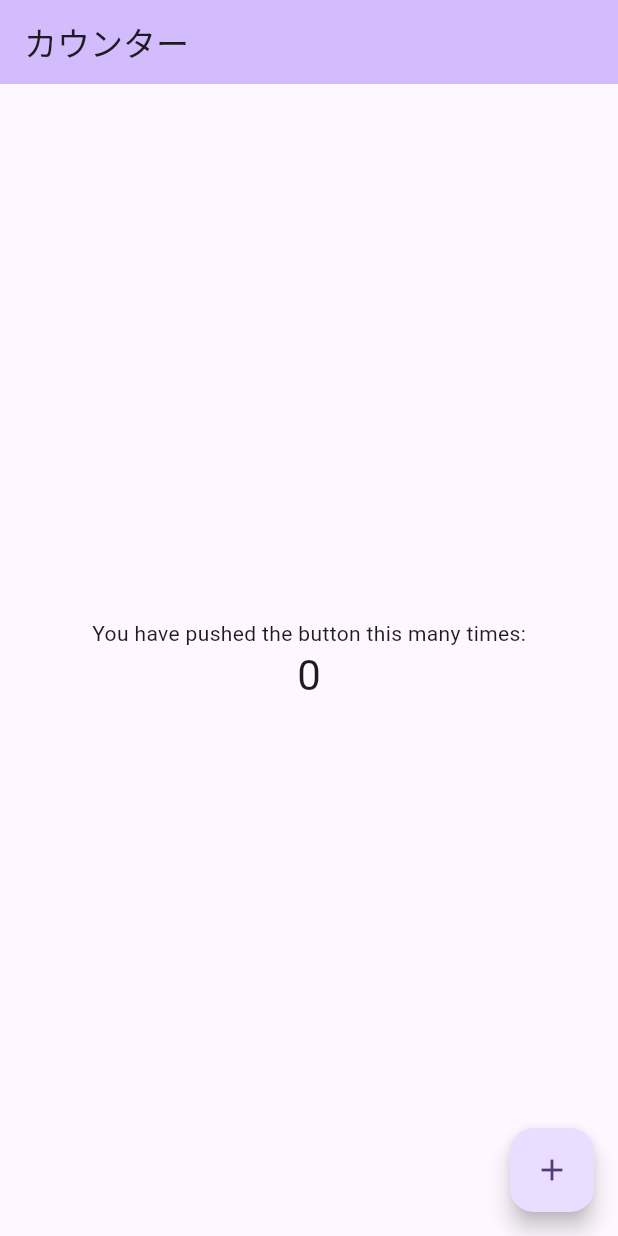
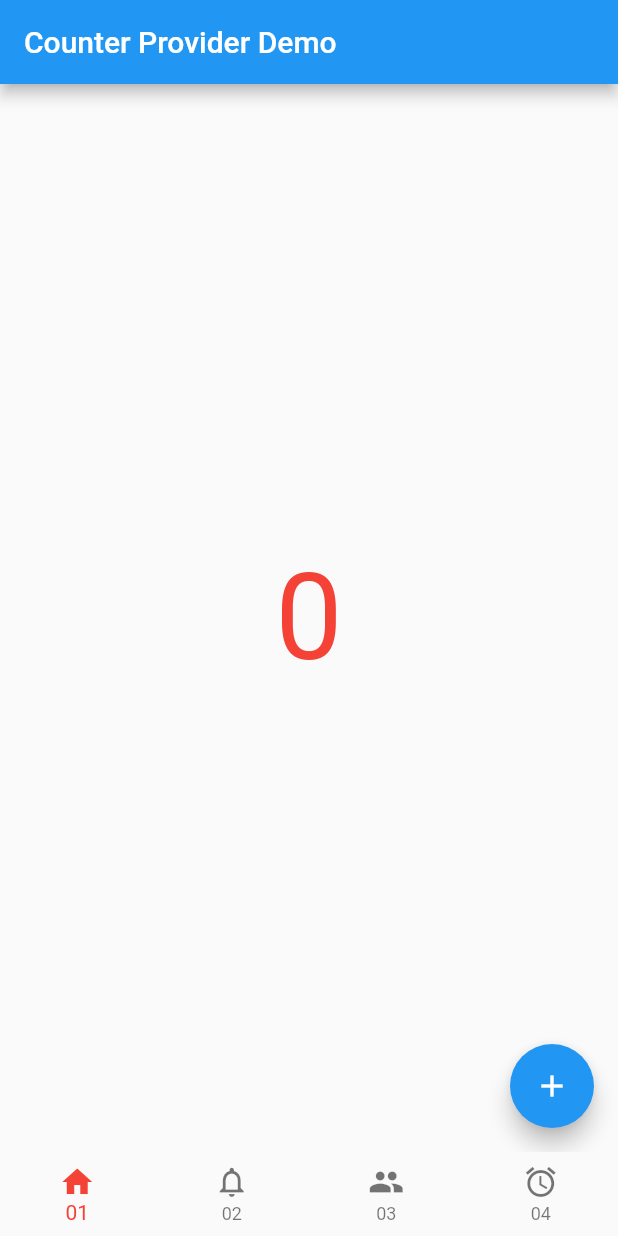
Before and after one commit to uni51/flu_textbook_v2_counter_provider, a Flutter app: the screen it shows after launch, on a phone screen of 412 x 824 dp. Run offline on Flutter 3.47's test engine with Material 2 defaults, Android fonts, the phone set to English and light mode, and no system bars.

Commit message:
4パターンのモデルの呼び出し方と、画面遷移用のFooterを用意

```diff
--- /dev/null
+++ b/lib/count_page.dart
@@ -0,0 +1,33 @@
+import 'package:flutter/material.dart';
+import 'package:provider/provider.dart';
+import 'package:counter_provider/count_model.dart';
+
+class CountPage extends StatelessWidget {
+  @override
+  Widget build(BuildContext context) {
+    return ChangeNotifierProvider<CountModel>(
+      create: (_) => CountModel(),
+      child: Scaffold(
+        body: Center(
+          child: Consumer<CountModel>(builder: (context, model, child) {
+            final count = model.count;
+            return Text(
+              '$count',
+              style: const TextStyle(
+                fontSize: 80,
+                color: Colors.red,
+              ),
+            );
+          }),
+        ),
+        floatingActionButton:
+            Consumer<CountModel>(builder: (context, model, child) {
+          return FloatingActionButton(
+            onPressed: model.incrementCounter,
+            child: const Icon(Icons.add),
+          );
+        }),
+      ),
+    );
+  }
+}
--- a/lib/main.dart
+++ b/lib/main.dart
@@ -1,72 +1,63 @@
-import 'package:counter_provider/count_model.dart';
 import 'package:flutter/material.dart';
-import 'package:provider/provider.dart';
+import 'package:counter_provider/count_page.dart';
+import 'package:counter_provider/count_page2.dart';
+import 'package:counter_provider/count_page3.dart';
+import 'package:counter_provider/count_page4.dart';
 
 void main() {
-  runApp(const MyApp());
+  runApp(MyApp());
 }
 
 class MyApp extends StatelessWidget {
-  const MyApp({super.key});
-
-  // This widget is the root of your application.
   @override
   Widget build(BuildContext context) {
-    return MaterialApp(
-      title: 'Flutter Demo',
-      theme: ThemeData(
-        colorScheme: ColorScheme.fromSeed(seedColor: Colors.deepPurple),
-        useMaterial3: true,
-      ),
-      home: MyHomePage(),
+    return const MaterialApp(
+      title: 'demo',
+      home: Home(),
     );
   }
 }
 
-class MyHomePage extends StatelessWidget {
+class Home extends StatefulWidget {
+  const Home({Key? key}) : super(key: key);
+
+  @override
+  State<Home> createState() => _HomeState();
+}
+
+class _HomeState extends State<Home> {
+  // 選択中フッターメニューのインデックスを一時保存する用変数
+  int selectedIndex = 0;
+
+  // 切り替える画面のリスト
+  List<Widget> display = [CountPage(), CountPage2(), CountPage3(), CountPage4()];
+
   @override
   Widget build(BuildContext context) {
-    return ChangeNotifierProvider<CountModel>(
-      create: (_) => CountModel(),
-      child: Scaffold(
-        appBar: AppBar(
-          backgroundColor: Theme.of(context).colorScheme.inversePrimary,
-          title: const Text('カウンター'),
-        ),
-        body: Center(
-          child: Column(
-            mainAxisAlignment: MainAxisAlignment.center,
-            children: <Widget>[
-              const Text(
-                'You have pushed the button this many times:',
-              ),
-              // Consumer<CountModel>(builder: (context, model, child) {
-              Builder(builder: (context) {
-                // final model = Provider.of<CountModel>(context);
-                final model = context.watch<CountModel>();
-                // final count = model.count;
-                return Text(
-                  // '$count',
-                  '${model.count}',
-                  style: Theme.of(context).textTheme.headlineMedium,
-                );
-              }),
-            ],
-          ),
-        ),
-        floatingActionButton:
-            // Consumer<CountModel>(builder: (context, model, child) {
-            Builder(builder: (context) {
-          final model = context.read<CountModel>();
-          return FloatingActionButton(
-            onPressed: () {
-              model.incrementCounter();
-            },
-            tooltip: 'Increment',
-            child: const Icon(Icons.add),
-          );
-        }),
-      ),
-    );
+    return Scaffold(
+        appBar: AppBar(title: const Text('Counter Provider Demo')),
+        body: display[selectedIndex],
+        bottomNavigationBar: BottomNavigationBar(
+          // 3つ以上表示する場合はこの設定が必要となる
+          type: BottomNavigationBarType.fixed,
+          items: const [
+            BottomNavigationBarItem(icon: Icon(Icons.home), label: '01'),
+            BottomNavigationBarItem(
+                icon: Icon(Icons.notifications_none), label: '02'),
+            BottomNavigationBarItem(icon: Icon(Icons.people), label: '03'),
+            BottomNavigationBarItem(icon: Icon(Icons.access_alarm), label: '04'),
+          ],
+          // 現在選択されているフッターメニューのインデックス
+          currentIndex: selectedIndex,
+          // フッター領域の影
+          elevation: 0,
+          // フッターメニュータップ時の処理
+          onTap: (int index) {
+            selectedIndex = index;
+            setState(() {});
+          },
+          // 選択中フッターメニューの色
+          fixedColor: Colors.red,
+        ));
   }
 }
```
Also changed, not shown: lib/count_page2.dart (added, +38 -0 lines), lib/count_page3.dart (added, +44 -0 lines), lib/count_page4.dart (added, +45 -0 lines).
